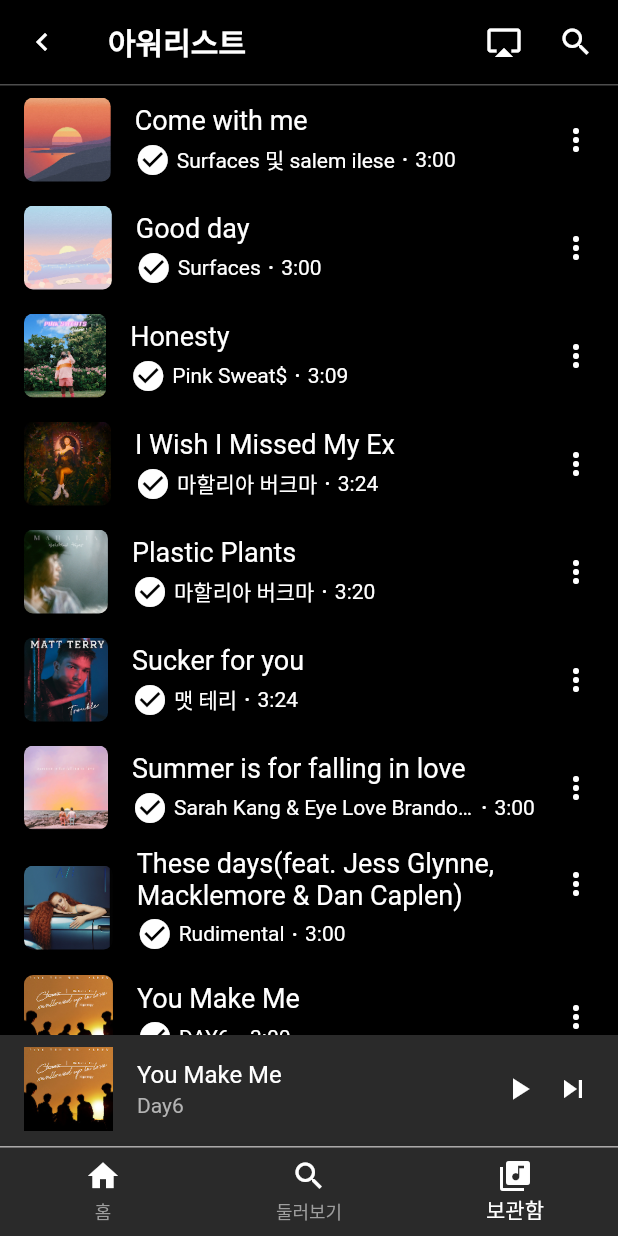
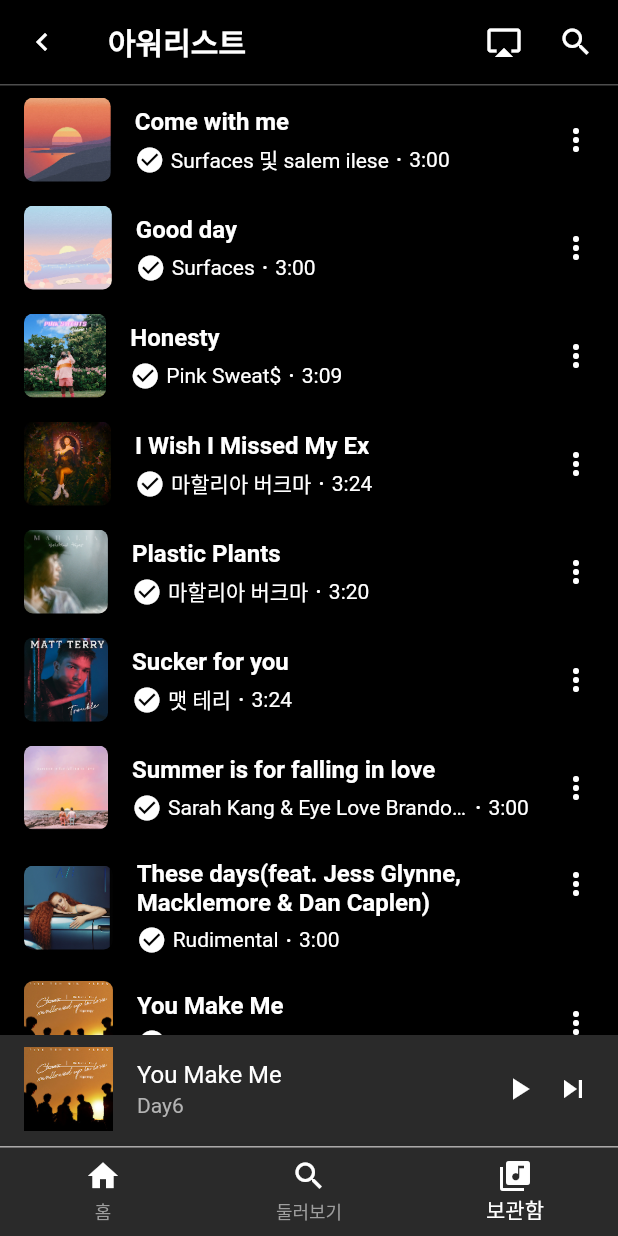
Before and after one commit to 9weeks-flutter-sfac/assignment-haechang, a Flutter app: the screen it shows after launch, on a phone screen of 412 x 824 dp. Run offline on Flutter 3.47's test engine with Material 2 defaults, Android fonts, the phone set to English and light mode, and no system bars.

Commit message:
assignment

```diff
--- a/day3/assignment1/lib/MusicTile.dart
+++ b/day3/assignment1/lib/MusicTile.dart
@@ -19,13 +19,14 @@
     return ListTile(
       leading: ClipRRect(
           borderRadius: BorderRadius.circular(6), child: Image.asset(imgUrl)),
-      title: Text(
-        name,
-        overflow: TextOverflow.visible,
-        maxLines: 2,
-        style: TextStyle(
-          color: Colors.white,
-          fontSize: 18,
+      title: Padding(
+        padding: const EdgeInsets.only(top: 8.0),
+        child: Text(
+          name,
+          overflow: TextOverflow.visible,
+          maxLines: 2,
+          style: TextStyle(
+              color: Colors.white, fontSize: 16, fontWeight: FontWeight.w600),
         ),
       ),
       subtitle: Padding(
@@ -36,6 +37,7 @@
             Icon(
               Icons.check_circle,
               color: Colors.white,
+              size: 20,
             ),
             Padding(
               padding: const EdgeInsets.all(4.0),
```
